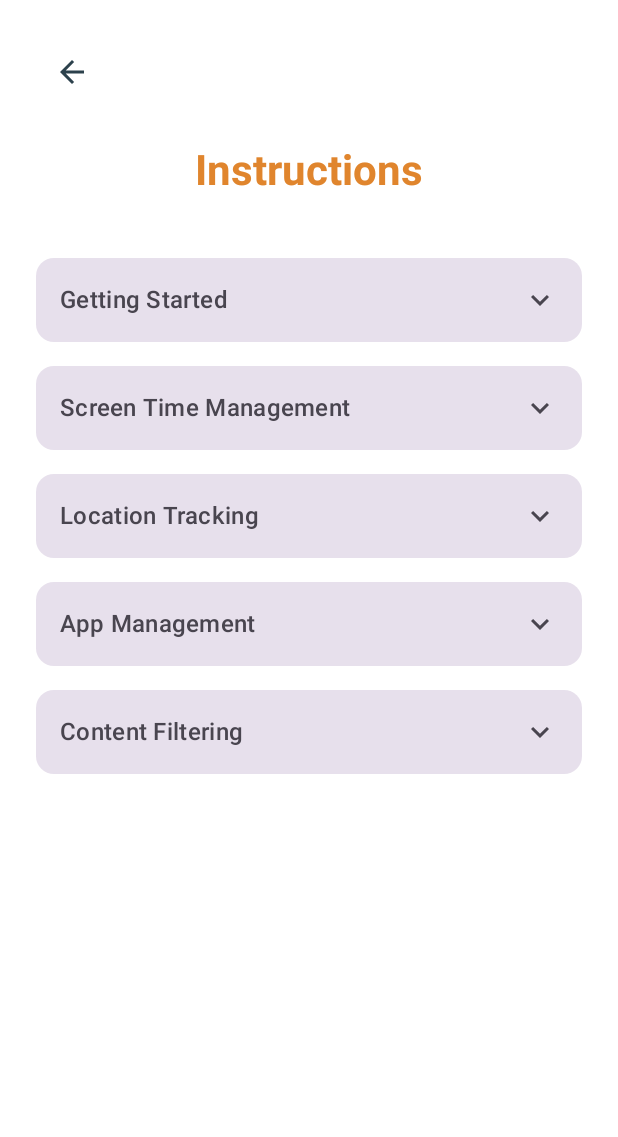
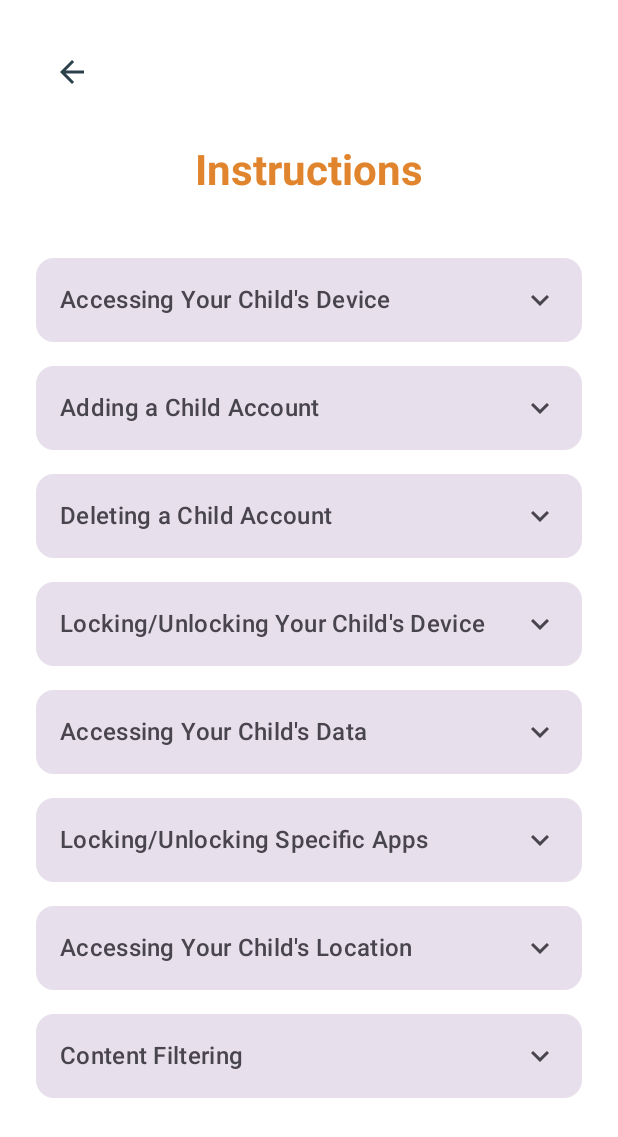
Before and after one commit to lycadaniela/iSMAPC-android-app, an Android app built with Jetpack Compose: the InfoActivity screen opened directly, with no data from a screen before it, on a phone screen of 412 x 824 dp. Shown: the top 1137 px of the screen. Run offline under Robolectric (Android 15) with nearby library versions, the phone set to English and light mode, and no system bars; 1 statement that could not run was skipped.

Commit message:
Update InfoActivity.kt

```diff
--- a/app/src/main/java/com/example/ismapc/InfoActivity.kt
+++ b/app/src/main/java/com/example/ismapc/InfoActivity.kt
@@ -82,38 +82,59 @@ fun InstructionsScreen() {
 
         // Instruction Sections
         InstructionSection(
-            title = "Getting Started",
-            content = "To begin using ISMAPC, first create a parent account. Then, you can add child accounts for each of your children. Make sure to install the app on your children's devices and sign in with their respective accounts.",
+            title = "Accessing Your Child's Device",
+            content = "To start monitoring your child's device:\n\n1. Install the \"ismapc\" app on your child's device.\n\n2. Log in using the child account you created.\n\n3. Grant all requested permissions so the app can collect the necessary data.\n\n⚠️ Permissions are required for features like location tracking, app monitoring, and device locking.",
             isExpanded = expandedSection == 0,
             onClick = { expandedSection = if (expandedSection == 0) null else 0 }
         )
 
         InstructionSection(
-            title = "Screen Time Management",
-            content = "Monitor and control your children's device usage. Set daily limits, schedule device-free time, and receive notifications when limits are reached. You can also view detailed reports of app usage and screen time.",
+            title = "Adding a Child Account",
+            content = "To add a child, tap the plus (+) icon, then fill out the form that appears. You can either enter your child's email or sign in using their Google account.",
             isExpanded = expandedSection == 1,
             onClick = { expandedSection = if (expandedSection == 1) null else 1 }
         )
 
         InstructionSection(
-            title = "Location Tracking",
-            content = "Keep track of your children's whereabouts in real-time. Set up safe zones and receive alerts when they enter or leave designated areas. View location history and get detailed reports of their movements.",
+            title = "Deleting a Child Account",
+            content = "On your dashboard, tap the trash can icon. This will switch the lock icon beside your child's name to a delete button.\n\n⚠️ Deleting a child account will permanently erase all their data.",
             isExpanded = expandedSection == 2,
             onClick = { expandedSection = if (expandedSection == 2) null else 2 }
         )
 
         InstructionSection(
-            title = "App Management",
-            content = "Control which apps your children can access. Block inappropriate apps, set time limits for specific apps, and monitor app usage. You can also receive notifications when new apps are installed.",
+            title = "Locking/Unlocking Your Child's Device",
+            content = "To lock or unlock a child's device, tap the button next to their name.\n\nA red button means the device is locked.\n\nTap again to unlock.",
             isExpanded = expandedSection == 3,
             onClick = { expandedSection = if (expandedSection == 3) null else 3 }
         )
 
         InstructionSection(
-            title = "Content Filtering",
-            content = "Protect your children from inappropriate content. Set up web filters, block specific websites, and monitor browsing activity. You can also receive alerts when potentially harmful content is accessed.",
+            title = "Accessing Your Child's Data",
+            content = "To view your child's data, simply tap on their name. This will open a page showing their activity and information.",
             isExpanded = expandedSection == 4,
             onClick = { expandedSection = if (expandedSection == 4) null else 4 }
+        )
+
+        InstructionSection(
+            title = "Locking/Unlocking Specific Apps",
+            content = "To manage apps on your child's device:\n\n1. Tap the Apps button.\n\n2. Inside, you'll see a list of apps.\n\n3. Tap the toggle next to the app you want to lock or unlock.\n\n✅ If the toggle turns red, the app is locked.",
+            isExpanded = expandedSection == 5,
+            onClick = { expandedSection = if (expandedSection == 5) null else 5 }
+        )
+
+        InstructionSection(
+            title = "Accessing Your Child's Location",
+            content = "To find your child's location:\n\n1. Tap the Location button.\n\n2. A map will show their current position with a pin.\n\n3. Tap the Google Maps icon at the bottom right to open their location in your phone's Maps app for a more accurate view.",
+            isExpanded = expandedSection == 6,
+            onClick = { expandedSection = if (expandedSection == 6) null else 6 }
+        )
+
+        InstructionSection(
+            title = "Content Filtering",
+            content = "Currently not available.",
+            isExpanded = expandedSection == 7,
+            onClick = { expandedSection = if (expandedSection == 7) null else 7 }
         )
     }
 }
```
